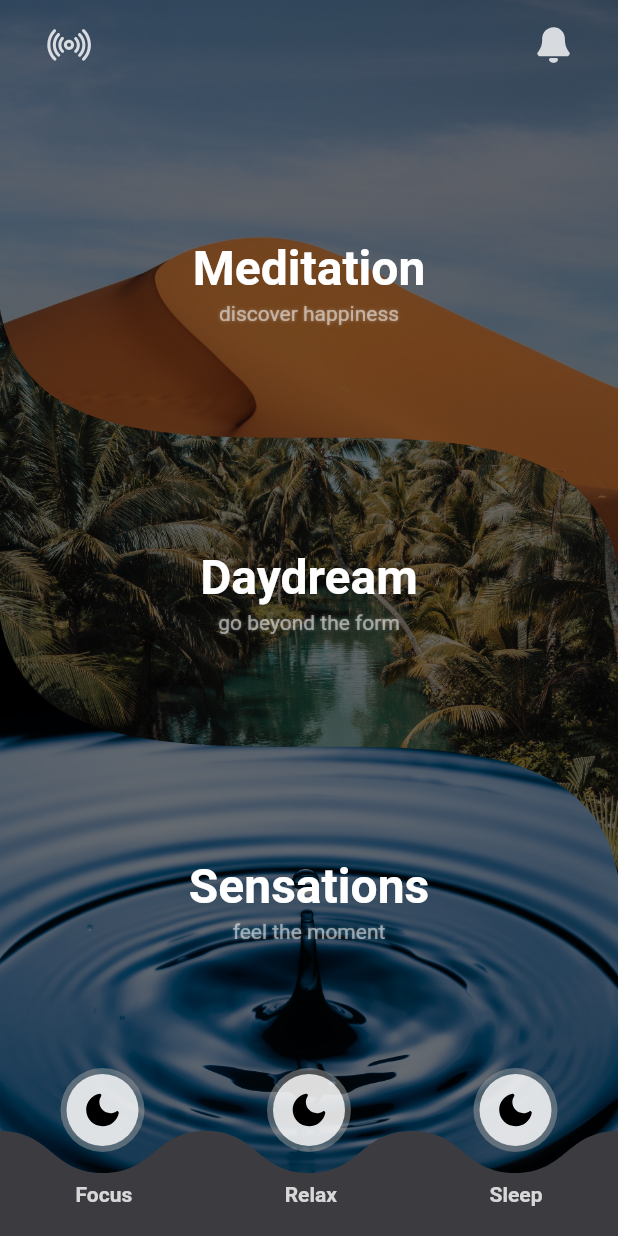
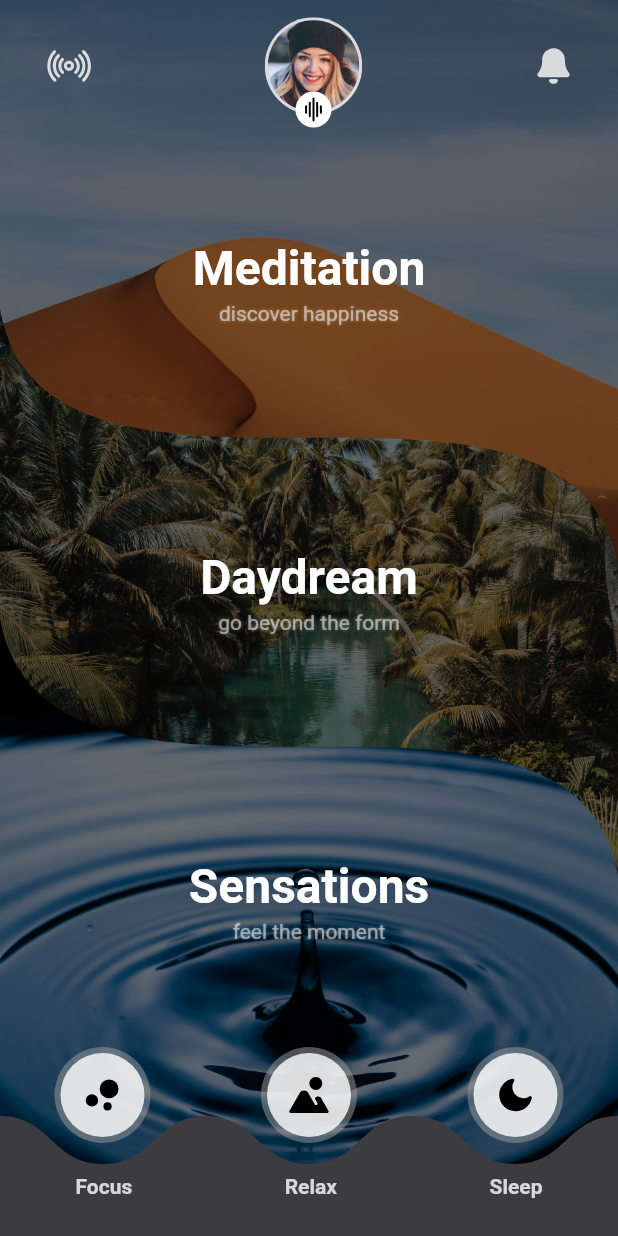
Before and after one commit to ys-sherzad/Melody, a Flutter app: the screen it shows after launch, on a phone screen of 412 x 824 dp. Run offline on Flutter 3.47's test engine with Material 2 defaults, Android fonts, the phone set to English and light mode, and no system bars; our stand-ins replace flutter_hooks, flutter_svg.

Commit message:
finzalize design

```diff
--- a/lib/main.dart
+++ b/lib/main.dart
@@ -1,14 +1,7 @@
 import 'package:flutter/material.dart';
 import 'package:melody/screens/home.dart';
-import 'package:flutter/services.dart';
 
 void main() {
-  // WidgetsFlutterBinding.ensureInitialized();
-  // SystemChrome.setSystemUIOverlayStyle(
-  //   const SystemUiOverlayStyle(
-  //     statusBarColor: Colors.transparent, // transparent status bar
-  //   ),
-  // );
   runApp(const MyApp());
 }
 
@@ -19,7 +12,8 @@
   @override
   Widget build(BuildContext context) {
     return MaterialApp(
-      title: 'Flutter Demo',
+      title: 'Melody',
+      debugShowCheckedModeBanner: false,
       theme: ThemeData(
         primarySwatch: Colors.blue,
       ),
--- a/lib/screens/home.dart
+++ b/lib/screens/home.dart
@@ -3,8 +3,8 @@ import 'package:flutter_hooks/flutter_hooks.dart';
 import 'package:melody/utils.dart';
 import 'package:flutter_svg/flutter_svg.dart';
 
-double _headerHeight = 60;
-double _bottomBottomHeight = 70;
+double _headerHeight = 88;
+double _bottomBottomHeight = 80;
 
 class Section extends HookWidget {
   const Section({
@@ -81,15 +81,15 @@ class Section extends HookWidget {
   }
 }
 
-_buildNavButton() {
+_buildNavButton({iconPath, onPressed}) {
   return CircleAvatar(
-    radius: 28,
+    radius: 32,
     backgroundColor: Colors.grey.withOpacity(.5),
     child: CircleAvatar(
-      radius: 24,
+      radius: 28,
       backgroundColor: Colors.white.withOpacity(.8),
       child: SvgPicture.asset(
-        'assets/icons/sleep.svg',
+        iconPath,
         color: Colors.black,
         height: 32,
         width: 32,
@@ -113,16 +113,16 @@ class Home extends HookWidget {
     double _offset = _height / 2;
 
     Widget _bottomButtons = Positioned(
-      bottom: _bottomBottomHeight - 14,
+      bottom: _bottomBottomHeight - 18,
       width: _screenWidth,
       child: Row(
         mainAxisAlignment: MainAxisAlignment.spaceEvenly,
         children: <Widget>[
-          _buildNavButton(),
+          _buildNavButton(iconPath: 'assets/icons/focus.svg'),
           const SizedBox(width: 1),
-          _buildNavButton(),
+          _buildNavButton(iconPath: 'assets/icons/relax.svg'),
           const SizedBox(width: 1),
-          _buildNavButton(),
+          _buildNavButton(iconPath: 'assets/icons/sleep.svg'),
         ],
       ),
     );
@@ -212,11 +212,10 @@ class BottomBar extends HookWidget {
         clipBehavior: Clip.antiAlias,
         clipper: BottomBarClipper(),
         child: Container(
-          padding: EdgeInsets.only(top: 14),
+          padding: const EdgeInsets.only(top: 14),
           width: double.infinity,
           color: ColorLib.secondary,
           child: Row(
-            // crossAxisAlignment: CrossAxisAlignment.end,
             mainAxisAlignment: MainAxisAlignment.spaceEvenly,
             children: <Widget>[
               Text(
@@ -301,6 +300,48 @@ class Header extends HookWidget {
               fit: BoxFit.contain,
               color: Colors.white.withOpacity(.8),
             ),
+            Stack(
+              children: [
+                Center(
+                  child: ClipRRect(
+                    borderRadius: BorderRadius.circular(100),
+                    child: Container(
+                      width: 65,
+                      height: 65,
+                      padding: const EdgeInsets.all(2),
+                      color: Colors.white.withOpacity(.8),
+                      child: Container(
+                        decoration: const BoxDecoration(
+                          shape: BoxShape.circle,
+                          image: DecorationImage(
+                            fit: BoxFit.fill,
+                            image: AssetImage('assets/images/profile-img.jpg'),
+                          ),
+                          // color: Colors.white.withOpacity(.8),
+                        ),
+                      ),
+                    ),
+                  ),
+                ),
+                Positioned(
+                  right: 0,
+                  left: 0,
+                  bottom: 3,
+                  child: CircleAvatar(
+                    radius: 12,
+                    backgroundColor: Colors.white,
+                    child: SvgPicture.asset(
+                      'assets/icons/lines.svg',
+                      semanticsLabel: 'icon',
+                      height: 24,
+                      width: 24,
+                      fit: BoxFit.contain,
+                      color: Colors.black,
+                    ),
+                  ),
+                ),
+              ],
+            ),
             SvgPicture.asset(
               'assets/icons/bell.svg',
               semanticsLabel: 'icon',
@@ -310,38 +351,8 @@ class Header extends HookWidget {
               color: Colors.white.withOpacity(0.8),
             ),
           ],
-          )),
+        ),
+      ),
     );
   }
 }
-
-class HeaderClipper extends CustomClipper<Path> {
-  @override
-  Path getClip(Size size) {
-    var _height = size.height;
-    var _width = size.width;
-
-    var path = Path()
-      ..lineTo(0, _height)
-      ..lineTo(_width / 5, _height)
-      ..cubicTo(3 * _width / 6, 2 * _height / 2, 3 * _width / 6, 0,
-          4 * _width / 12, 0)
-      ..cubicTo(_width / 12, 2 * _height, 7 * _width / 12, _height,
-          8 * _width / 12, 0)
-      // ..lineTo((_width / 2) - 50, _height)
-
-      // ..lineTo((_width / 2) - 20, _height)
-      // ..lineTo(_width, 0)
-      // ..cubicTo(
-      //     _width / 2, _height, _width / 3, _height / 2, _width / 2, _height / 2)
-      // ..cubicTo(
-      //     _width / 12, 2 * _height / 5, 3 * _width / 12, 0, 4 * _width / 12, 0)
-      // ..cubicTo(x1, y1, x2, y2, x3, y3)
-      ..close();
-
-    return path;
-  }
-
-  @override
-  bool shouldReclip(CustomClipper<Path> oldClipper) => false;
-}
```
Also changed, not shown: assets/icons/lines.svg (added), assets/icons/relax.svg, assets/images/profile-img.jpg (added). Lines whose indentation alone changed are shown as unchanged.
